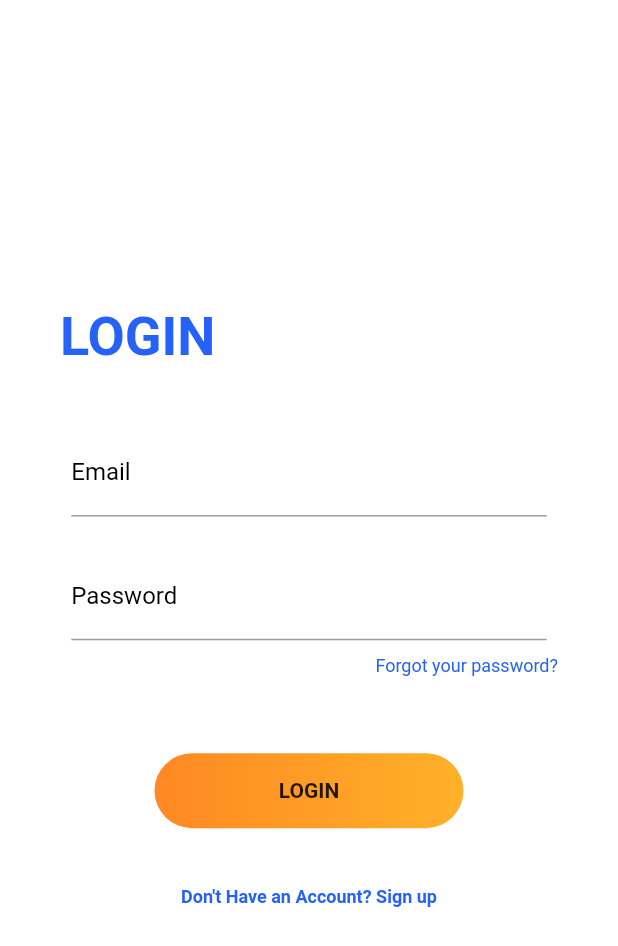
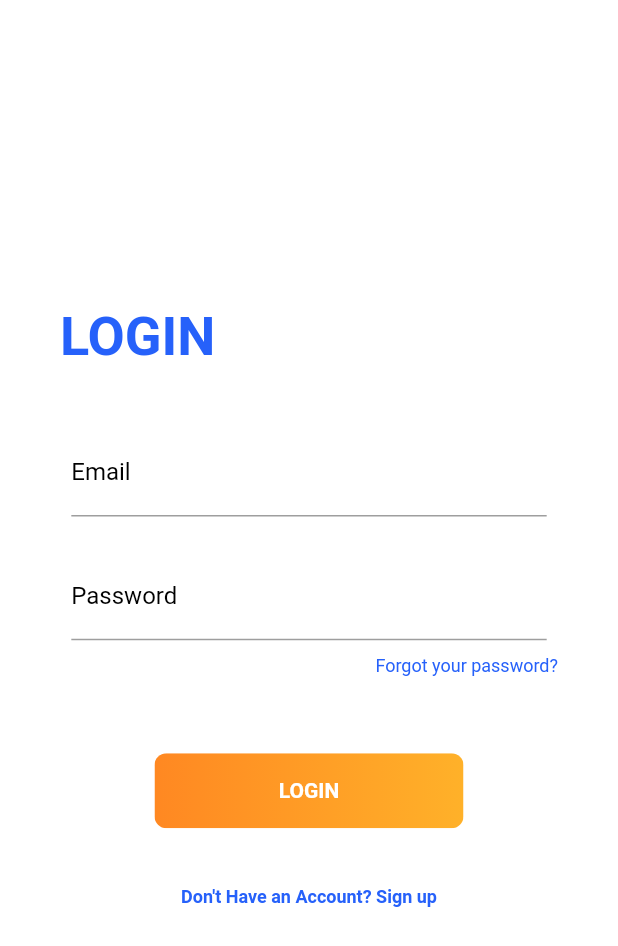
Before and after one commit to Tense-Turtles/MedProdigy-app, a Flutter app: the screen it shows after launch, on a phone screen of 412 x 824 dp. Shown: the top 946 px of the screen. Run offline on Flutter 3.47's test engine with Material 2 defaults, Android fonts, the phone set to English and light mode, and no system bars; our stand-ins replace cloud_firestore, firebase_auth, firebase_core, sqflite; accounts and stored records are empty.

Commit message:
fixed login button animation and touch area

```diff
--- a/lib/ui/authentication.dart
+++ b/lib/ui/authentication.dart
@@ -101,15 +101,6 @@ class _AuthenticationState extends State<Authentication> {
             SizedBox(height: size.height * 0.05),
             //SizedBox(height: MediaQuery.of(context).size.height / 35),
             Container(
-              height: 50.0,
-              width: size.width * 0.5,
-              alignment: Alignment.center,
-              decoration: BoxDecoration(
-                  borderRadius: BorderRadius.circular(80.0),
-                  gradient: const LinearGradient(colors: [
-                    Color.fromARGB(255, 255, 136, 34),
-                    Color.fromARGB(255, 255, 177, 41)
-                  ])),
               child: MaterialButton(
                 onPressed: () async {
                   bool shouldNavigate =
@@ -123,11 +114,36 @@ class _AuthenticationState extends State<Authentication> {
                     );
                   }
                 },
-                padding: const EdgeInsets.all(0),
-                child: const Text(
-                  "LOGIN",
-                  textAlign: TextAlign.center,
-                  style: TextStyle(fontWeight: FontWeight.bold),
+                // height: 50.0,
+                // color: const Color.fromARGB(255, 255, 136, 34),
+                // minWidth: 90,
+
+                shape: RoundedRectangleBorder(
+                    borderRadius: BorderRadius.circular(8.0)),
+
+                padding: const EdgeInsets.all(0.0),
+                // padding: const EdgeInsets.all(0.0),
+                child: Ink(
+                  width: size.width * 0.5,
+                  height: 50.0,
+                  decoration: const BoxDecoration(
+                    gradient: const LinearGradient(colors: [
+                      Color.fromARGB(255, 255, 136, 34),
+                      Color.fromARGB(255, 255, 177, 41)
+                    ]),
+                    borderRadius: BorderRadius.all(Radius.circular(8.0)),
+                  ),
+                  child: Container(
+                    // constraints: const BoxConstraints(
+                    //     // minWidth: 88.0,
+                    //     minHeight: 36.0), // min sizes for Material buttons
+                    alignment: Alignment.center,
+                    child: const Text(
+                      "LOGIN",
+                      textAlign: TextAlign.center,
+                      style: TextStyle(fontWeight: FontWeight.bold, color: Color.fromARGB(255, 255, 255, 255),),
+                    ),
+                  ),
                 ),
               ),
             ),
--- a/lib/ui/register.dart
+++ b/lib/ui/register.dart
@@ -26,11 +26,9 @@ class _RegisterState extends State<Register> {
     Size size = MediaQuery.of(context).size;
 
     return Container(
-        // ignore: prefer_const_constructors
         decoration: BoxDecoration(
             //image: DecorationImage(
             //    image: AssetImage('assets/register.png'), fit: BoxFit.cover),
-            // ignore: prefer_const_constructors
             color: Color.fromARGB(255, 255, 255, 255)),
         child: Scaffold(
             backgroundColor: Colors.transparent,
```
